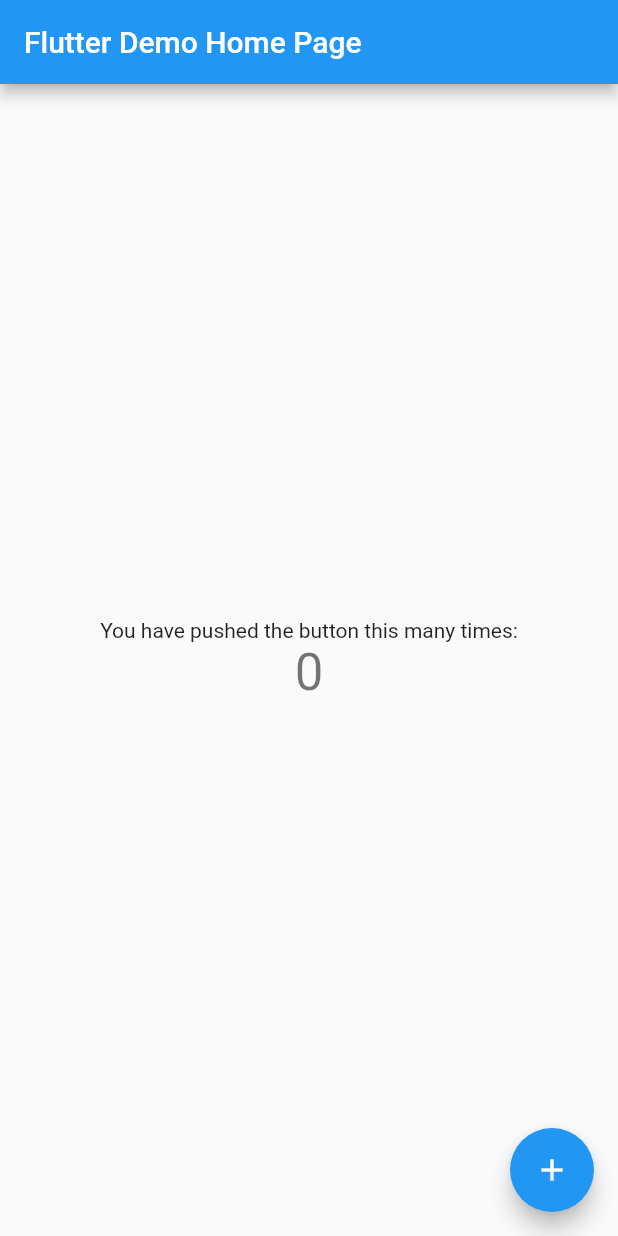
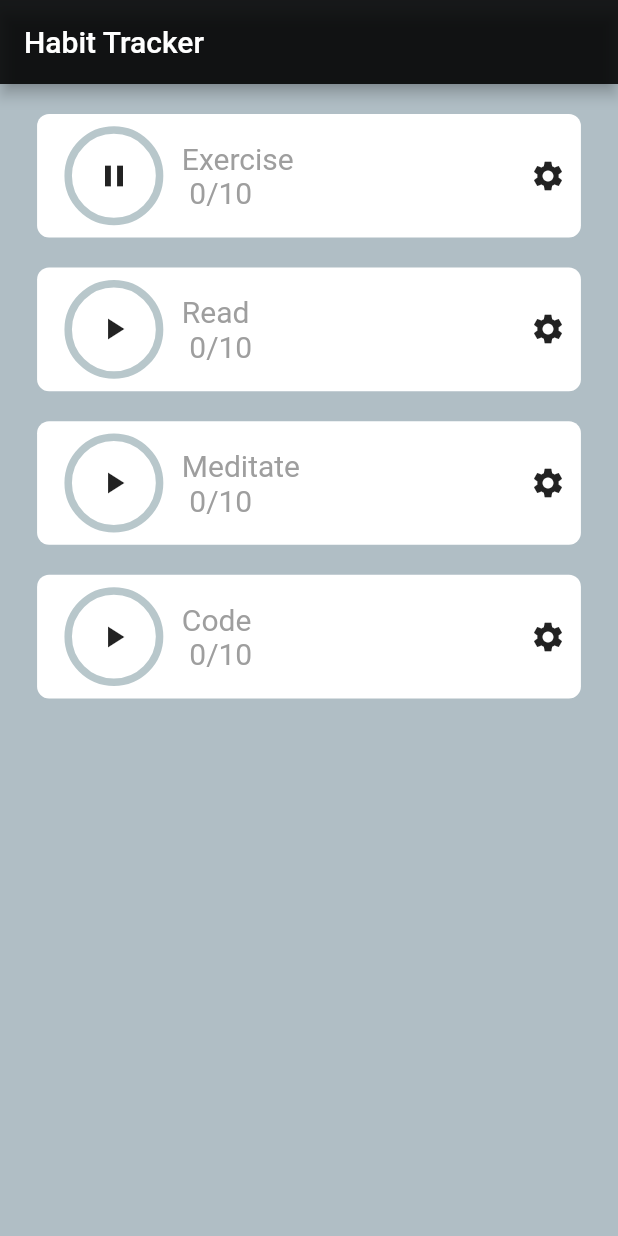
Before and after one commit to debobroto24/habit-tracker-flutter, a Flutter app: the screen it shows after launch, on a phone screen of 412 x 824 dp. Run offline on Flutter 3.47's test engine with Material 2 defaults, Android fonts, the light colour scheme and no system bars; drawn by our look-alikes of percent_indicator.

Commit message:
home_page ui created

```diff
--- /dev/null
+++ b/lib/home.dart
@@ -0,0 +1,44 @@
+import 'package:flutter/material.dart';
+import 'package:flutter/src/widgets/framework.dart';
+import 'package:flutter/src/widgets/placeholder.dart';
+import 'package:habit_tracker_flutter/widgets/habit_title.dart';
+import 'package:percent_indicator/circular_percent_indicator.dart';
+
+class Home extends StatefulWidget {
+  const Home({super.key});
+
+  @override
+  State<Home> createState() => _HomeState();
+}
+
+class _HomeState extends State<Home> {
+  List habitList = [
+      ['Exercise',true, 0, 10],
+      ['Read',false, 0, 10],
+      ['Meditate',false, 0, 10],
+      ['Code',false, 0, 10]
+    ];
+  @override
+  Widget build(BuildContext context) {
+    return Scaffold(
+      backgroundColor: Colors.blueGrey[200],
+      appBar: AppBar(
+        backgroundColor: Colors.black87,
+        title: const Text("Habit Tracker"),
+      ),
+      body: ListView.builder(
+        itemCount: habitList.length,
+        itemBuilder: (context,index){
+          return HabitTitle(
+            habitName: habitList[index][0],
+            onTap: (){},
+            onSettingTap: (){},
+            timeGoal: habitList[index][3],
+            timeSpent: habitList[index][2],
+            isStarted: habitList[index][1],
+          );
+        },
+      )
+    );
+  }
+}
--- a/lib/main.dart
+++ b/lib/main.dart
@@ -1,4 +1,5 @@
 import 'package:flutter/material.dart';
+import 'package:habit_tracker_flutter/home.dart';
 
 void main() {
   runApp(const MyApp());
@@ -12,104 +13,11 @@
   Widget build(BuildContext context) {
     return MaterialApp(
       title: 'Flutter Demo',
+      debugShowCheckedModeBanner: false,
       theme: ThemeData(
-        // This is the theme of your application.
-        //
-        // Try running your application with "flutter run". You'll see the
-        // application has a blue toolbar. Then, without quitting the app, try
-        // changing the primarySwatch below to Colors.green and then invoke
-        // "hot reload" (press "r" in the console where you ran "flutter run",
-        // or simply save your changes to "hot reload" in a Flutter IDE).
-        // Notice that the counter didn't reset back to zero; the application
-        // is not restarted.
         primarySwatch: Colors.blue,
       ),
-      home: const MyHomePage(title: 'Flutter Demo Home Page'),
+      home:Home() ,
     );
   }
 }
-
-class MyHomePage extends StatefulWidget {
-  const MyHomePage({super.key, required this.title});
-
-  // This widget is the home page of your application. It is stateful, meaning
-  // that it has a State object (defined below) that contains fields that affect
-  // how it looks.
-
-  // This class is the configuration for the state. It holds the values (in this
-  // case the title) provided by the parent (in this case the App widget) and
-  // used by the build method of the State. Fields in a Widget subclass are
-  // always marked "final".
-
-  final String title;
-
-  @override
-  State<MyHomePage> createState() => _MyHomePageState();
-}
-
-class _MyHomePageState extends State<MyHomePage> {
-  int _counter = 0;
-
-  void _incrementCounter() {
-    setState(() {
-      // This call to setState tells the Flutter framework that something has
-      // changed in this State, which causes it to rerun the build method below
-      // so that the display can reflect the updated values. If we changed
-      // _counter without calling setState(), then the build method would not be
-      // called again, and so nothing would appear to happen.
-      _counter++;
-    });
-  }
-
-  @override
-  Widget build(BuildContext context) {
-    // This method is rerun every time setState is called, for instance as done
-    // by the _incrementCounter method above.
-    //
-    // The Flutter framework has been optimized to make rerunning build methods
-    // fast, so that you can just rebuild anything that needs updating rather
-    // than having to individually change instances of widgets.
-    return Scaffold(
-      appBar: AppBar(
-        // Here we take the value from the MyHomePage object that was created by
-        // the App.build method, and use it to set our appbar title.
-        title: Text(widget.title),
-      ),
-      body: Center(
-        // Center is a layout widget. It takes a single child and positions it
-        // in the middle of the parent.
-        child: Column(
-          // Column is also a layout widget. It takes a list of children and
-          // arranges them vertically. By default, it sizes itself to fit its
-          // children horizontally, and tries to be as tall as its parent.
-          //
-          // Invoke "debug painting" (press "p" in the console, choose the
-          // "Toggle Debug Paint" action from the Flutter Inspector in Android
-          // Studio, or the "Toggle Debug Paint" command in Visual Studio Code)
-          // to see the wireframe for each widget.
-          //
-          // Column has various properties to control how it sizes itself and
-          // how it positions its children. Here we use mainAxisAlignment to
-          // center the children vertically; the main axis here is the vertical
-          // axis because Columns are vertical (the cross axis would be
-          // horizontal).
-          mainAxisAlignment: MainAxisAlignment.center,
-          children: <Widget>[
-            const Text(
-              'You have pushed the button this many times:',
-            ),
-            Text(
-              '$_counter',
-              style: Theme.of(context).textTheme.headlineMedium,
-            ),
-          ],
-        ),
-      ),
-      floatingActionButton: FloatingActionButton(
-        onPressed: _incrementCounter,
-        tooltip: 'Increment',
-        child: const Icon(Icons.add),
-      ), // This trailing comma makes auto-formatting nicer for build methods.
-    );
-  }
-}
--- /dev/null
+++ b/lib/widgets/habit_title.dart
@@ -0,0 +1,92 @@
+import 'package:flutter/material.dart';
+import 'package:percent_indicator/circular_percent_indicator.dart';
+
+class HabitTitle extends StatelessWidget {
+  final String habitName;
+  final VoidCallback onTap;
+  final VoidCallback onSettingTap;
+  final int timeSpent;
+  final int timeGoal;
+  final bool isStarted;
+  const HabitTitle(
+      {super.key,
+      required this.habitName,
+      required this.onTap,
+      required this.onSettingTap,
+      required this.timeSpent,
+      required this.timeGoal,
+      required this.isStarted});
+
+  @override
+  Widget build(BuildContext context) {
+    double fullHeight = MediaQuery.of(context).size.height;
+    double fullWidth = MediaQuery.of(context).size.width;
+    return Container(
+      margin: EdgeInsets.only(
+          top: 20, left: fullWidth * .06, right: fullWidth * .06),
+      alignment: Alignment.center,
+      width: fullWidth * .88,
+      height: fullHeight * .10,
+      decoration: BoxDecoration(
+        color: Colors.white,
+        borderRadius: BorderRadius.circular(8.0),
+      ),
+      child: Padding(
+        padding: const EdgeInsets.only(left: 10, right: 10),
+        child: Row(
+          mainAxisAlignment: MainAxisAlignment.spaceBetween,
+          children: [
+            Row(
+              children: [
+                GestureDetector(
+                  onTap: onTap,
+                  child: Container(
+                    width: fullWidth * .2,
+                    height: fullHeight * .10,
+                    child: Stack(
+                      children: [
+                        Positioned(
+                          left: 0,
+                          right: 0,
+                          top: 0,
+                          bottom: 0,
+                          child: CircularPercentIndicator(
+                            radius: fullHeight * .04,
+                          ),
+                        ),
+                        Center(child: Icon(isStarted? Icons.pause:Icons.play_arrow), ),
+                      ],
+                    ),
+                  ),
+                ),
+                SizedBox(width: fullWidth * .01),
+                Column(
+                  crossAxisAlignment: CrossAxisAlignment.start,
+                  mainAxisAlignment: MainAxisAlignment.center,
+                  children: [
+                    Text(
+                     habitName,
+                      style:const TextStyle(
+                        fontSize: 20,
+                        color:Colors.grey,
+                      ),
+                    ),
+                    Text(
+                    " ${timeSpent.toString()}/${timeGoal.toString()}",
+                      style:const TextStyle(
+                        fontSize: 20,
+                        color:Colors.grey,
+                      ),
+                    ),
+
+                  ],
+                ),
+              ],
+            ),
+            GestureDetector(onTap: onSettingTap,child: const Icon(Icons.settings)),
+          ],
+        ),
+      ),
+    );
+  }
+}
--- a/pubspec.yaml
+++ b/pubspec.yaml
@@ -35,6 +35,7 @@
   # The following adds the Cupertino Icons font to your application.
   # Use with the CupertinoIcons class for iOS style icons.
   cupertino_icons: ^1.0.2
+  percent_indicator: ^4.2.2
 
 dev_dependencies:
   flutter_test:
```
Also changed, not shown: pubspec.lock.
